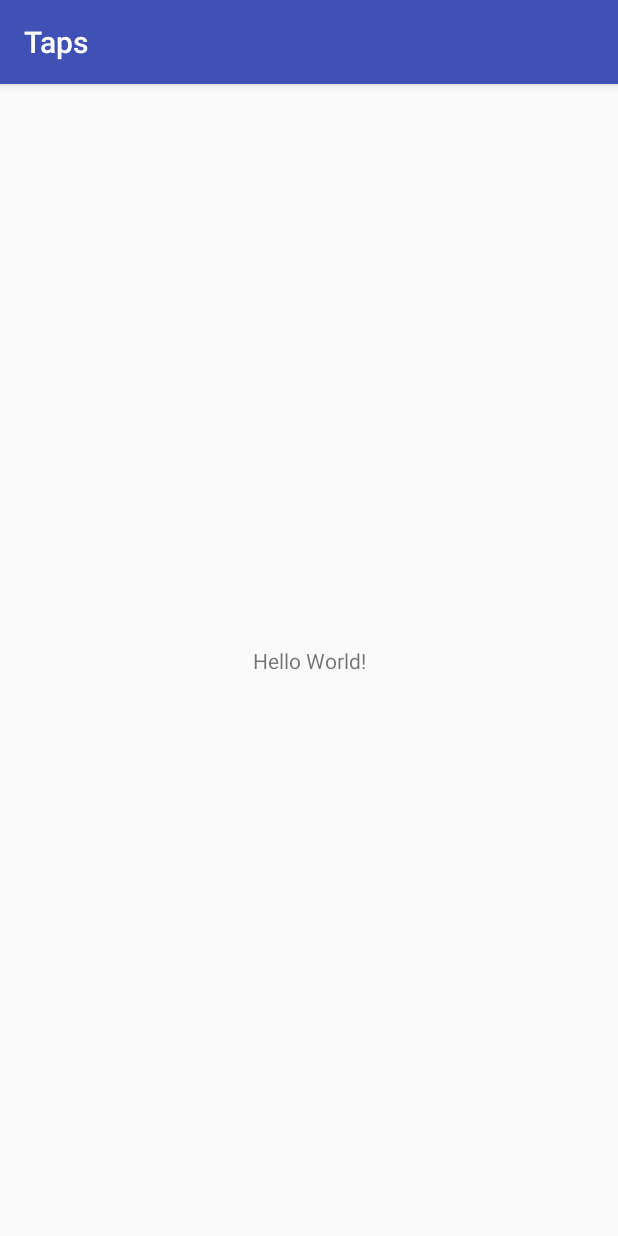
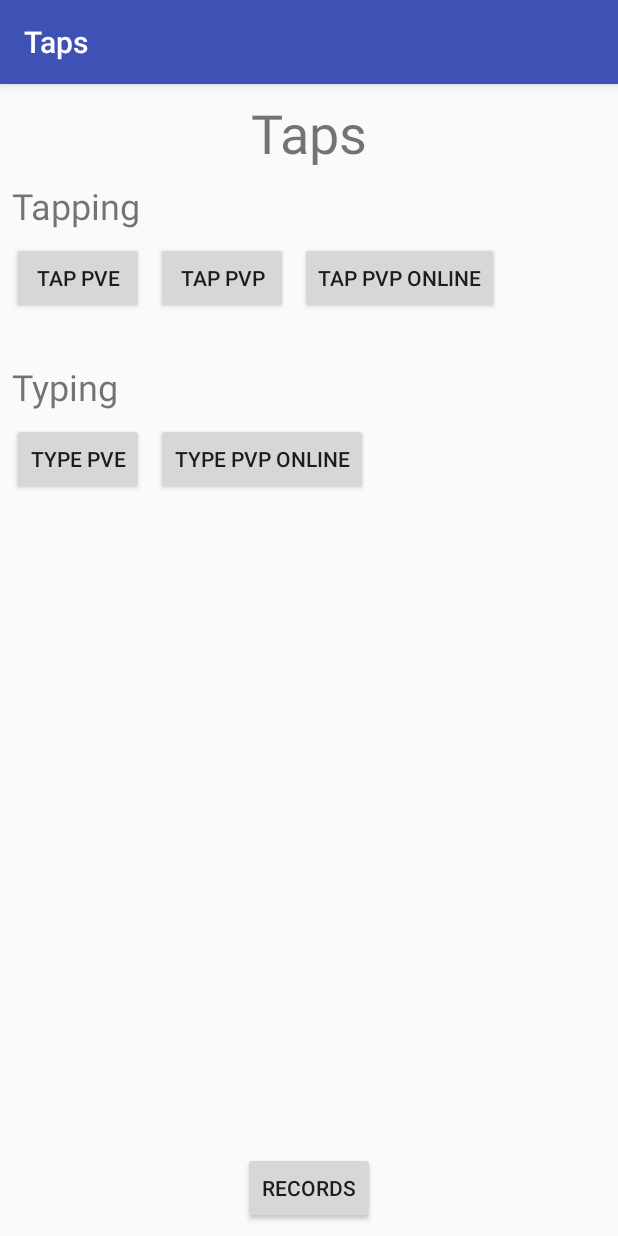
Before and after one commit to noamtayri/Taps, an Android app: the screen it shows after launch (HomeActivity), on a phone screen of 412 x 824 dp. Run offline under Robolectric (Android 15) with nearby library versions, the light colour scheme and no system bars.

Commit message:
HomeActivity design

```diff
--- a/app/src/main/res/layout/activity_home.xml
+++ b/app/src/main/res/layout/activity_home.xml
@@ -4,15 +4,104 @@
     xmlns:tools="http://schemas.android.com/tools"
     android:layout_width="match_parent"
     android:layout_height="match_parent"
-    tools:context=".HomeActivity">
+    tools:context=".HomeActivity"
+    tools:layout_editor_absoluteY="81dp">
 
     <TextView
+        android:id="@+id/textView_head"
         android:layout_width="wrap_content"
         android:layout_height="wrap_content"
-        android:text="Hello World!"
-        app:layout_constraintBottom_toBottomOf="parent"
-        app:layout_constraintLeft_toLeftOf="parent"
-        app:layout_constraintRight_toRightOf="parent"
+        android:layout_marginEnd="8dp"
+        android:layout_marginStart="8dp"
+        android:layout_marginTop="8dp"
+        android:text="@string/HomeActivity_textView_head"
+        android:textSize="36sp"
+        app:layout_constraintEnd_toEndOf="parent"
+        app:layout_constraintStart_toStartOf="parent"
         app:layout_constraintTop_toTopOf="parent" />
 
+    <TextView
+        android:id="@+id/textView_tappingHead"
+        android:layout_width="wrap_content"
+        android:layout_height="wrap_content"
+        android:layout_marginStart="8dp"
+        android:layout_marginTop="8dp"
+        android:text="@string/HomeActivity_textView_tappingHead"
+        android:textSize="24sp"
+        app:layout_constraintStart_toStartOf="parent"
+        app:layout_constraintTop_toBottomOf="@+id/textView_head" />
+
+    <TextView
+        android:id="@+id/textView_typingHead"
+        android:layout_width="wrap_content"
+        android:layout_height="wrap_content"
+        android:layout_marginStart="8dp"
+        android:layout_marginTop="32dp"
+        android:text="@string/HomeActivity_textView_typingHead"
+        android:textSize="24sp"
+        app:layout_constraintStart_toStartOf="parent"
+        app:layout_constraintTop_toBottomOf="@+id/button_tap_pve" />
+
+    <Button
+        android:id="@+id/button_tap_pve"
+        android:layout_width="wrap_content"
+        android:layout_height="wrap_content"
+        android:layout_marginStart="8dp"
+        android:layout_marginTop="8dp"
+        android:text="@string/HomeActivity_button_tap_pve"
+        app:layout_constraintStart_toStartOf="parent"
+        app:layout_constraintTop_toBottomOf="@+id/textView_tappingHead" />
+
+    <Button
+        android:id="@+id/button_tap_pvp"
+        android:layout_width="wrap_content"
+        android:layout_height="wrap_content"
+        android:layout_marginStart="8dp"
+        android:layout_marginTop="8dp"
+        android:text="@string/HomeActivity_button_tap_pvp"
+        app:layout_constraintStart_toEndOf="@+id/button_tap_pve"
+        app:layout_constraintTop_toBottomOf="@+id/textView_tappingHead" />
+
+    <Button
+        android:id="@+id/button_tap_pvp_online"
+        android:layout_width="wrap_content"
+        android:layout_height="wrap_content"
+        android:layout_marginStart="8dp"
+        android:layout_marginTop="8dp"
+        android:text="@string/HomeActivity_button_tap_pvp_online"
+        app:layout_constraintStart_toEndOf="@+id/button_tap_pvp"
+        app:layout_constraintTop_toBottomOf="@+id/textView_tappingHead" />
+
+    <Button
+        android:id="@+id/button_type_pve"
+        android:layout_width="wrap_content"
+        android:layout_height="wrap_content"
+        android:layout_marginStart="8dp"
+        android:layout_marginTop="8dp"
+        android:text="@string/HomeActivity_button_type_pve"
+        app:layout_constraintStart_toStartOf="parent"
+        app:layout_constraintTop_toBottomOf="@+id/textView_typingHead" />
+
+    <Button
+        android:id="@+id/button_type_pvp_online"
+        android:layout_width="wrap_content"
+        android:layout_height="wrap_content"
+        android:layout_marginStart="8dp"
+        android:layout_marginTop="8dp"
+        android:text="@string/HomeActivity_button_type_pvp_online"
+        app:layout_constraintStart_toEndOf="@+id/button_type_pve"
+        app:layout_constraintTop_toBottomOf="@+id/textView_typingHead" />
+
+    <Button
+        android:id="@+id/button_records"
+        android:layout_width="wrap_content"
+        android:layout_height="wrap_content"
+        android:layout_marginBottom="8dp"
+        android:layout_marginEnd="8dp"
+        android:layout_marginStart="8dp"
+        android:text="@string/HomeActivity_button_records"
+        app:layout_constraintBottom_toBottomOf="parent"
+        app:layout_constraintEnd_toEndOf="parent"
+        app:layout_constraintStart_toStartOf="parent" />
+
 </android.support.constraint.ConstraintLayout>
--- a/app/src/main/res/values/strings.xml
+++ b/app/src/main/res/values/strings.xml
@@ -1,3 +1,12 @@
 <resources>
     <string name="app_name">Taps</string>
+    <string name="HomeActivity_textView_head">Taps</string>
+    <string name="HomeActivity_textView_tappingHead">Tapping</string>
+    <string name="HomeActivity_textView_typingHead">Typing</string>
+    <string name="HomeActivity_button_tap_pve">Tap PvE</string>
+    <string name="HomeActivity_button_tap_pvp">Tap PvP</string>
+    <string name="HomeActivity_button_tap_pvp_online">Tap PvP Online</string>
+    <string name="HomeActivity_button_type_pve">Type PvE</string>
+    <string name="HomeActivity_button_type_pvp_online">Type PvP Online</string>
+    <string name="HomeActivity_button_records">Records</string>
 </resources>
```
